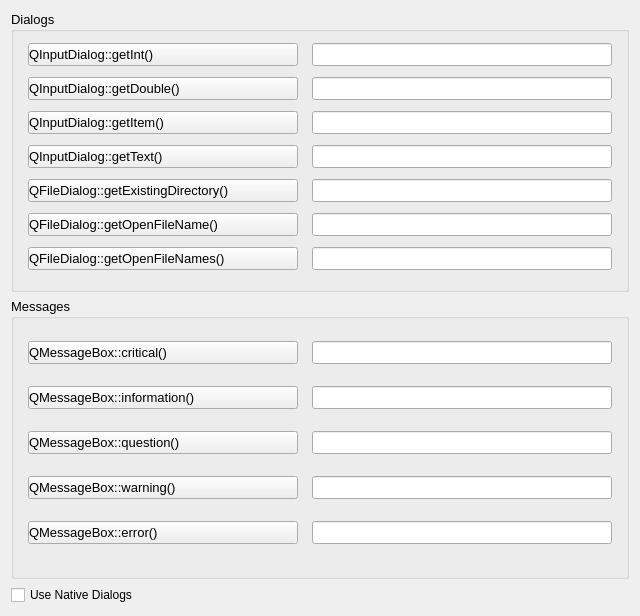
First picture: the form in forms/dialogs.ui, repository copperspice/kitchensink, before the edit.
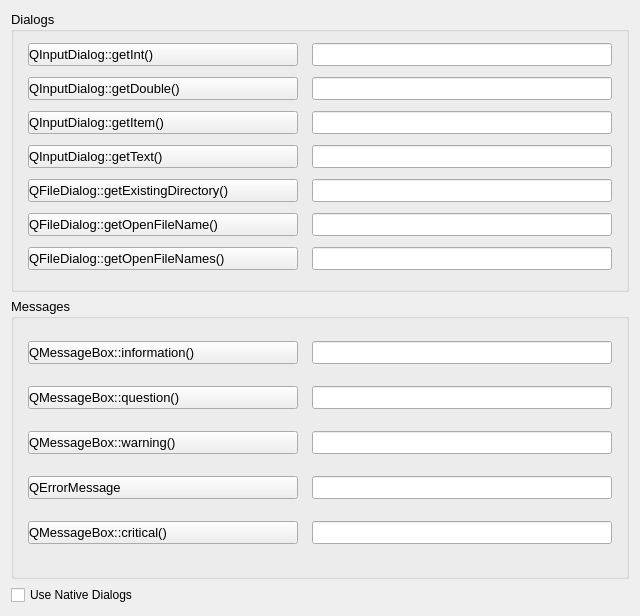
Second picture: the form after the edit.

Commit message: Simplify translations, adjust code formatting, update variable names, clean up UI

Diff of the .ui file:
```diff
--- a/forms/dialogs.ui
+++ b/forms/dialogs.ui
@@ -6,7 +6,7 @@
    <rect>
     <x>0</x>
     <y>0</y>
-    <width>612</width>
+    <width>640</width>
     <height>616</height>
    </rect>
   </property>
@@ -218,13 +218,7 @@
       <property name="verticalSpacing">
        <number>9</number>
       </property>
-      <item row="3" column="1">
-       <widget class="QLineEdit" name="warn_lineEdit"/>
-      </item>
-      <item row="2" column="1">
-       <widget class="QLineEdit" name="quest_lineEdit"/>
-      </item>
-      <item row="4" column="0">
+      <item row="10" column="0">
        <widget class="QPushButton" name="error_pushButton">
         <property name="minimumSize">
          <size>
@@ -241,11 +235,21 @@
          <string notr="true">Text-align:left</string>
         </property>
         <property name="text">
-         <string>QMessageBox::error()</string>
+         <string>QErrorMessage</string>
         </property>
        </widget>
       </item>
-      <item row="1" column="0">
+      <item row="10" column="1">
+       <widget class="QLineEdit" name="error_lineEdit">
+        <property name="minimumSize">
+         <size>
+          <width>150</width>
+          <height>0</height>
+         </size>
+        </property>
+       </widget>
+      </item>
+      <item row="4" column="0">
        <widget class="QPushButton" name="info_pushButton">
         <property name="font">
          <font>
@@ -260,7 +264,13 @@
         </property>
        </widget>
       </item>
-      <item row="0" column="1">
+      <item row="8" column="1">
+       <widget class="QLineEdit" name="warn_lineEdit"/>
+      </item>
+      <item row="4" column="1">
+       <widget class="QLineEdit" name="info_lineEdit"/>
+      </item>
+      <item row="11" column="1">
        <widget class="QLineEdit" name="critical_lineEdit">
         <property name="minimumSize">
          <size>
@@ -270,32 +280,7 @@
         </property>
        </widget>
       </item>
-      <item row="2" column="0">
-       <widget class="QPushButton" name="quest_pushButton">
-        <property name="font">
-         <font>
-          <pointsize>10</pointsize>
-         </font>
-        </property>
-        <property name="styleSheet">
-         <string notr="true">Text-align:left</string>
-        </property>
-        <property name="text">
-         <string>QMessageBox::question()</string>
-        </property>
-       </widget>
-      </item>
-      <item row="4" column="1">
-       <widget class="QLineEdit" name="error_lineEdit">
-        <property name="minimumSize">
-         <size>
-          <width>150</width>
-          <height>0</height>
-         </size>
-        </property>
-       </widget>
-      </item>
-      <item row="0" column="0">
+      <item row="11" column="0">
        <widget class="QPushButton" name="critical_pushButton">
         <property name="minimumSize">
          <size>
@@ -316,10 +301,7 @@
         </property>
        </widget>
       </item>
-      <item row="1" column="1">
-       <widget class="QLineEdit" name="info_lineEdit"/>
-      </item>
-      <item row="3" column="0">
+      <item row="8" column="0">
        <widget class="QPushButton" name="warn_pushButton">
         <property name="font">
          <font>
@@ -334,6 +316,24 @@
         </property>
        </widget>
       </item>
+      <item row="5" column="0">
+       <widget class="QPushButton" name="quest_pushButton">
+        <property name="font">
+         <font>
+          <pointsize>10</pointsize>
+         </font>
+        </property>
+        <property name="styleSheet">
+         <string notr="true">Text-align:left</string>
+        </property>
+        <property name="text">
+         <string>QMessageBox::question()</string>
+        </property>
+       </widget>
+      </item>
+      <item row="5" column="1">
+       <widget class="QLineEdit" name="quest_lineEdit"/>
+      </item>
      </layout>
     </widget>
    </item>
```
Left out of the diff: 4 changed lines with no effect on the pictures. The commit also changes 2 other files.
